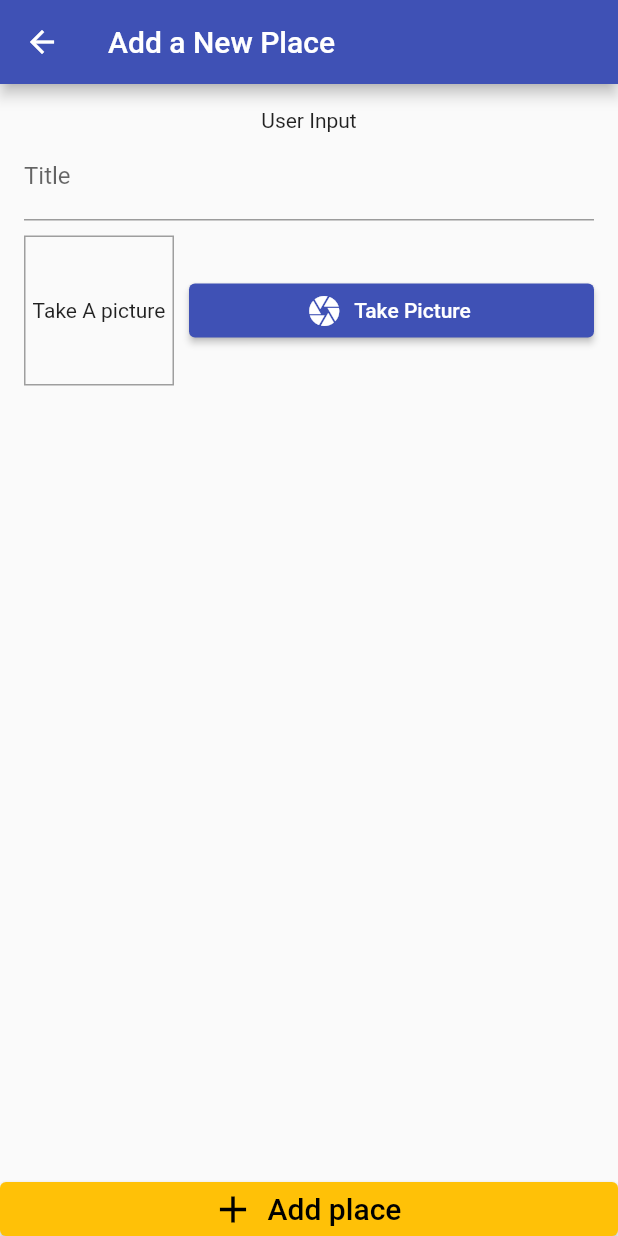
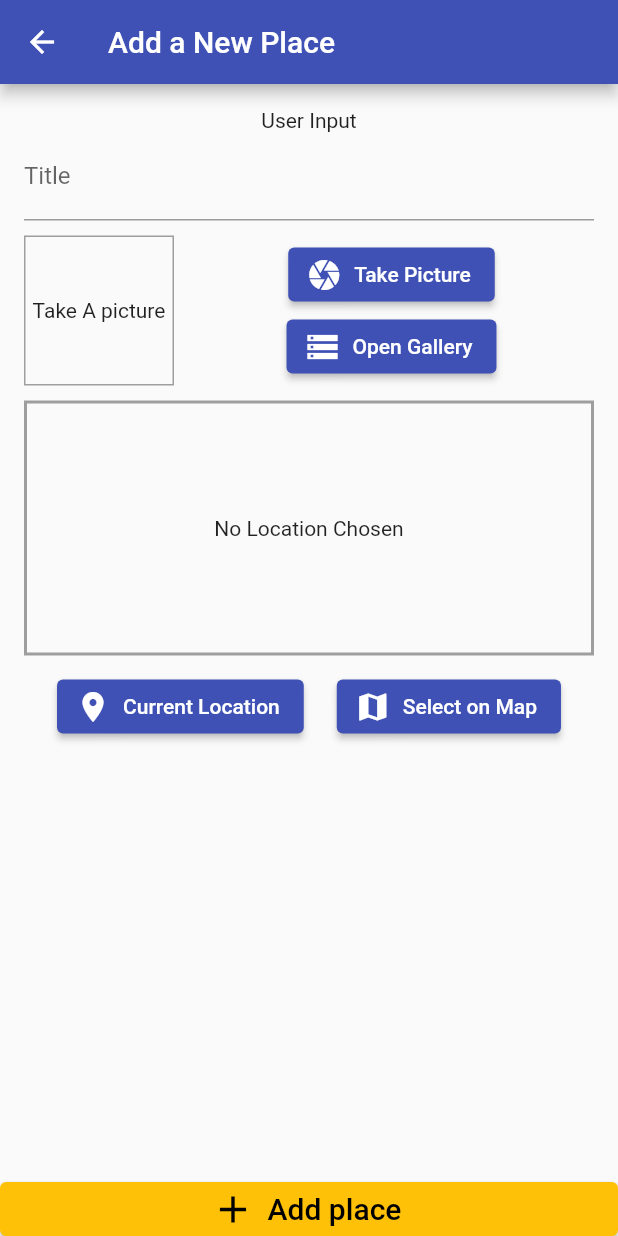
Before and after one commit to mazeneldeeb2/great_places, a Flutter app: the screen it shows after launch, after a tap on the "add" icon, on a phone screen of 412 x 824 dp. Run offline on Flutter 3.47's test engine with Material 2 defaults, Android fonts, the phone set to English and light mode, and no system bars; our stand-ins replace google_maps_flutter, image_picker, location, sqflite; accounts and stored records are empty.

```diff
--- a/lib/compenents/image_input.dart
+++ b/lib/compenents/image_input.dart
@@ -1,23 +1,38 @@
+import 'dart:io';
+
 import 'package:flutter/material.dart';
 import 'package:image_picker/image_picker.dart';
+import 'package:path_provider/path_provider.dart' as syspaths;
+import 'package:path/path.dart' as path;
 
 class ImageInput extends StatefulWidget {
-  const ImageInput({Key? key}) : super(key: key);
+  const ImageInput({Key? key, required this.onSelectImage}) : super(key: key);
+  final Function onSelectImage;
 
   @override
   State<ImageInput> createState() => _ImageInputState();
 }
 
 class _ImageInputState extends State<ImageInput> {
-  // ignore: prefer_typing_uninitialized_variables
-  var _image;
+  File? _storedImage;
 
-  Future<void> _takePicture() async {
-    final imagePicker = ImagePicker();
-    await imagePicker.pickImage(
-      source: ImageSource.gallery,
+  Future<void> _takePicture(source) async {
+    final picker = ImagePicker();
+    final imageFile = await picker.pickImage(
+      source: source,
       maxWidth: 600,
     );
+    if (imageFile == null) {
+      return;
+    }
+    final rlyImageFile = File(imageFile.path);
+    setState(() {
+      _storedImage = rlyImageFile;
+    });
+    final appDir = await syspaths.getApplicationDocumentsDirectory();
+    final fileName = path.basename(rlyImageFile.path);
+    final savedImage = await rlyImageFile.copy('${appDir.path}/$fileName');
+    widget.onSelectImage(savedImage);
   }
 
   @override
@@ -33,9 +48,9 @@ class _ImageInputState extends State<ImageInput> {
               color: Colors.grey,
             ),
           ),
-          child: _image != null
+          child: _storedImage != null
               ? Image.file(
-                  _image,
+                  _storedImage!,
                   fit: BoxFit.cover,
                 )
               : const Text(
@@ -48,11 +63,18 @@ class _ImageInputState extends State<ImageInput> {
           width: 10,
         ),
         Expanded(
-          child: ElevatedButton.icon(
-            onPressed: _takePicture,
-            icon: const Icon(Icons.camera),
-            label: const Text("Take Picture"),
-          ),
+          child: Column(children: [
+            ElevatedButton.icon(
+              onPressed: () => _takePicture(ImageSource.camera),
+              icon: const Icon(Icons.camera),
+              label: const Text("Take Picture"),
+            ),
+            ElevatedButton.icon(
+              onPressed: () => _takePicture(ImageSource.gallery),
+              icon: const Icon(Icons.storage),
+              label: const Text("Open Gallery"),
+            ),
+          ]),
         ),
       ],
     );
--- /dev/null
+++ b/lib/compenents/location_input.dart
@@ -0,0 +1,120 @@
+import 'package:flutter/material.dart';
+import 'package:google_maps_flutter/google_maps_flutter.dart';
+import 'package:great_places/helpers/location_helper.dart';
+import 'package:great_places/models/place.dart';
+import 'package:great_places/screens/map_screen.dart';
+import 'package:location/location.dart';
+
+class LocationInput extends StatefulWidget {
+  const LocationInput({Key? key, required this.onSelectPlace})
+      : super(key: key);
+  final Function onSelectPlace;
+
+  @override
+  State<LocationInput> createState() => _LocationInputState();
+}
+
+class _LocationInputState extends State<LocationInput> {
+  String? _previewImageUrl;
+  double? latitude;
+  double? longitude;
+  bool _isLoading = false;
+  void _showPreview(double lat, double lng) {
+    final staticMapImageUrl = LocationHelper.generateLocationPreviewImage(
+      latitude: lat,
+      longitude: lng,
+    );
+    setState(() {
+      _previewImageUrl = staticMapImageUrl;
+    });
+  }
+
+  Future<void> _getCurrentUserLocation() async {
+    try {
+      final locationData = await Location().getLocation();
+
+      _showPreview(locationData.latitude!, locationData.longitude!);
+      widget.onSelectPlace(locationData.latitude, locationData.longitude);
+    } catch (error) {
+      return;
+    }
+  }
+
+  Future<void> _selectOnMap() async {
+    setState(() {
+      _isLoading = true;
+    });
+    final userLocation = await Location().getLocation();
+    latitude = userLocation.latitude;
+    longitude = userLocation.longitude;
+    final LatLng selectedLocation = await Navigator.of(context).push(
+      MaterialPageRoute(
+        fullscreenDialog: true,
+        builder: (ctx) => MapScreen(
+          initialLocation:
+              PlaceLocation(latitude: latitude!, longitude: longitude!),
+          isSelecting: true,
+        ),
+      ),
+    );
+    setState(() {
+      _isLoading = false;
+    });
+    // ignore: unnecessary_null_comparison
+    if (selectedLocation == null) {
+      return;
+    }
+    _showPreview(selectedLocation.latitude, selectedLocation.longitude);
+    widget.onSelectPlace(selectedLocation.latitude, selectedLocation.longitude);
+  }
+
+  @override
+  Widget build(BuildContext context) {
+    return Column(
+      children: [
+        Container(
+          alignment: Alignment.center,
+          height: 170,
+          width: double.infinity,
+          decoration: BoxDecoration(
+            border: Border.all(
+              width: 2,
+              color: Colors.grey,
+            ),
+          ),
+          child: _previewImageUrl == null
+              ? const Text(
+                  "No Location Chosen",
+                  textAlign: TextAlign.center,
+                )
+              : Image.network(
+                  _previewImageUrl!,
+                  fit: BoxFit.cover,
+                ),
+        ),
+        const SizedBox(
+          height: 10,
+        ),
+        _isLoading
+            ? const Center(
+                child: CircularProgressIndicator(),
+              )
+            : Row(
+                mainAxisAlignment: MainAxisAlignment.spaceEvenly,
+                children: [
+                  ElevatedButton.icon(
+                    onPressed: _getCurrentUserLocation,
+                    icon: const Icon(Icons.location_on),
+                    label: const Text("Current Location"),
+                  ),
+                  ElevatedButton.icon(
+                    onPressed: _selectOnMap,
+                    icon: const Icon(Icons.map),
+                    label: const Text("Select on Map"),
+                  ),
+                ],
+              )
+      ],
+    );
+  }
+}
--- /dev/null
+++ b/lib/helpers/db_helper.dart
@@ -0,0 +1,28 @@
+import 'package:sqflite/sqflite.dart' as sql;
+import 'package:path/path.dart' as path;
+import 'package:sqflite/sqlite_api.dart';
+
+class DBHelper {
+  static Future<Database> database() async {
+    final dbPath = await sql.getDatabasesPath();
+    return sql.openDatabase(path.join(dbPath, 'places'),
+        onCreate: (db, version) {
+      return db.execute(
+          'CREATE TABLE user_places(id TEXT PRIMARY KEY, title TEXT, image TEXT, loc_lat REAl, loc_lng REAL, address TEXT)');
+    }, version: 1);
+  }
+
+  static Future<void> insert(String table, Map<String, Object> data) async {
+    final db = await DBHelper.database();
+    db.insert(
+      table,
+      data,
+      conflictAlgorithm: ConflictAlgorithm.replace,
+    );
+  }
+
+  static Future<List<Map<String, dynamic>>> getData(String table) async {
+    final db = await DBHelper.database();
+    return db.query(table);
+  }
+}
--- /dev/null
+++ b/lib/helpers/location_helper.dart
@@ -0,0 +1,23 @@
+// ignore: constant_identifier_names
+import 'dart:convert';
+
+import 'package:http/http.dart' as http;
+
+// ignore: constant_identifier_names
+const GOOGLE_API_KEY = 'AIzaSyD-snixe6ObHrGda_cpkg-M-zlLR4g228A';
+
+class LocationHelper {
+  static String generateLocationPreviewImage({
+    required double latitude,
+    required double longitude,
+  }) {
+    return 'https://maps.googleapis.com/maps/api/staticmap?center=$latitude,$longitude&zoom=16&size=600x300&maptype=roadmap&markers=color:red%7Clabel:A%7C$latitude,$longitude&key=$GOOGLE_API_KEY';
+  }
+
+  static Future<String> getPlaceAddress(double lat, double long) async {
+    final url = Uri.parse(
+        "https://maps.googleapis.com/maps/api/geocode/json?latlng=$lat,$long&key=$GOOGLE_API_KEY");
+    final response = await http.get(url);
+    return json.decode(response.body)['results'][0]['formatted_address'];
+  }
+}
--- a/lib/main.dart
+++ b/lib/main.dart
@@ -1,6 +1,7 @@
 import 'package:flutter/material.dart';
 import 'package:great_places/providers/great_places.dart';
 import 'package:great_places/screens/add_place_screen.dart';
+import 'package:great_places/screens/place_details.dart';
 import 'package:provider/provider.dart';
 
 import 'screens/places_list_screen.dart';
@@ -19,6 +20,7 @@ class MyApp extends StatelessWidget {
       child: MaterialApp(
         routes: {
           AddPlaceScreen.routeName: (context) => const AddPlaceScreen(),
+          PlaceDetails.routeName: (context) => const PlaceDetails(),
         },
         debugShowCheckedModeBanner: false,
         theme: ThemeData(
--- a/lib/models/place.dart
+++ b/lib/models/place.dart
@@ -1,11 +1,10 @@
-
 import 'dart:io';
 
 class Place {
   final String id;
   final String title;
   final File image;
-  final PlaceLocation location;
+  final PlaceLocation? location;
 
   Place(
       {required this.id,
@@ -17,7 +16,7 @@ class Place {
 class PlaceLocation {
   final double latitude;
   final double longitude;
-  final String address;
+  final String? address;
   PlaceLocation(
-      {required this.address, required this.latitude, required this.longitude});
+      {this.address, required this.latitude, required this.longitude});
 }
--- a/lib/providers/great_places.dart
+++ b/lib/providers/great_places.dart
@@ -1,10 +1,67 @@
-import 'package:flutter/cupertino.dart';
-import 'package:great_places/models/place.dart';
+import 'dart:io';
+
+import 'package:flutter/foundation.dart';
+import 'package:great_places/helpers/location_helper.dart';
+
+import '../models/place.dart';
+import '../helpers/db_helper.dart';
 
 class GreatPlaces with ChangeNotifier {
-  final List<Place> _places = [];
+  List<Place> _places = [];
 
   List<Place> get places {
     return _places;
   }
+
+  Place findPlacebyId(String id) {
+    return _places.firstWhere((element) => element.id == id);
+  }
+
+  Future<void> addPlace(
+    String pickedTitle,
+    File pickedImage,
+    PlaceLocation placeLocation,
+  ) async {
+    final address = await LocationHelper.getPlaceAddress(
+        placeLocation.latitude, placeLocation.longitude);
+    final updateLocation = PlaceLocation(
+        latitude: placeLocation.latitude,
+        longitude: placeLocation.longitude,
+        address: address);
+    final newPlace = Place(
+      id: DateTime.now().toString(),
+      image: pickedImage,
+      title: pickedTitle,
+      location: updateLocation,
+    );
+    _places.add(newPlace);
+    notifyListeners();
+    DBHelper.insert('user_places', {
+      'id': newPlace.id,
+      'title': newPlace.title,
+      'image': newPlace.image.path,
+      'loc_lat': newPlace.location!.latitude,
+      'loc_lng': newPlace.location!.longitude,
+      'address': newPlace.location!.address!,
+    });
+  }
+
+  Future<void> fetchAndSetPlaces() async {
+    final dataList = await DBHelper.getData('user_places');
+    _places = dataList
+        .map(
+          (item) => Place(
+            id: item['id'],
+            title: item['title'],
+            image: File(item['image']),
+            location: PlaceLocation(
+              latitude: item['loc_lat'],
+              longitude: item['loc_lng'],
+              address: item['address'],
+            ),
+          ),
+        )
+        .toList();
+    notifyListeners();
+  }
 }
--- a/lib/screens/add_place_screen.dart
+++ b/lib/screens/add_place_screen.dart
@@ -1,5 +1,11 @@
+import 'dart:io';
+
 import 'package:flutter/material.dart';
 import 'package:great_places/compenents/image_input.dart';
+import 'package:great_places/compenents/location_input.dart';
+import 'package:great_places/models/place.dart';
+import 'package:great_places/providers/great_places.dart';
+import 'package:provider/provider.dart';
 
 class AddPlaceScreen extends StatefulWidget {
   const AddPlaceScreen({Key? key}) : super(key: key);
@@ -11,6 +17,25 @@ class AddPlaceScreen extends StatefulWidget {
 
 class _AddPlaceScreenState extends State<AddPlaceScreen> {
   final _titleController = TextEditingController();
+  File? _pickedImage;
+  PlaceLocation? _pickedLocation;
+  void _selectedImage(File pickedImage) {
+    _pickedImage = pickedImage;
+  }
+
+  void _selectPlace(double lat, double long) {
+    _pickedLocation = PlaceLocation(latitude: lat, longitude: long);
+  }
+
+  void _savePlace() {
+    if (_titleController.text.isEmpty || _pickedImage == null || _pickedLocation == null) {
+      return;
+    }
+    Provider.of<GreatPlaces>(context, listen: false)
+        .addPlace(_titleController.text, _pickedImage!,_pickedLocation!);
+    Navigator.pop(context);
+  }
+
   @override
   Widget build(BuildContext context) {
     return Scaffold(
@@ -24,7 +49,8 @@ class _AddPlaceScreenState extends State<AddPlaceScreen> {
             child: SingleChildScrollView(
               child: Padding(
                 padding: const EdgeInsets.all(16),
-                child: Column(children: [
+                child: Column(
+                  children: [
                     const Text("User Input"),
                     TextField(
                       decoration: const InputDecoration(
@@ -35,8 +61,17 @@ class _AddPlaceScreenState extends State<AddPlaceScreen> {
                     const SizedBox(
                       height: 10,
                     ),
-                  const ImageInput()
-                ]),
+                    ImageInput(
+                      onSelectImage: _selectedImage,
+                    ),
+                    const SizedBox(
+                      height: 10,
+                    ),
+                    LocationInput(
+                      onSelectPlace: _selectPlace,
+                    ),
+                  ],
+                ),
               ),
             ),
           ),
@@ -45,7 +80,7 @@ class _AddPlaceScreenState extends State<AddPlaceScreen> {
               tapTargetSize: MaterialTapTargetSize.shrinkWrap,
               backgroundColor: MaterialStateProperty.all(Colors.amber),
             ),
-            onPressed: () {},
+            onPressed: _savePlace,
             icon: const Icon(
               Icons.add,
               color: Colors.black,
--- a/lib/screens/places_list_screen.dart
+++ b/lib/screens/places_list_screen.dart
@@ -1,5 +1,8 @@
 import 'package:flutter/material.dart';
+import 'package:great_places/providers/great_places.dart';
 import 'package:great_places/screens/add_place_screen.dart';
+import 'package:great_places/screens/place_details.dart';
+import 'package:provider/provider.dart';
 
 class PlacesListScreen extends StatelessWidget {
   const PlacesListScreen({Key? key}) : super(key: key);
@@ -18,6 +21,40 @@ class PlacesListScreen extends StatelessWidget {
           ),
         ],
       ),
+      body: FutureBuilder(
+        future: Provider.of<GreatPlaces>(context, listen: false)
+            .fetchAndSetPlaces(),
+        builder: (context, snapshot) => snapshot.connectionState ==
+                ConnectionState.waiting
+            ? const Center(child: CircularProgressIndicator())
+            : Consumer<GreatPlaces>(
+                builder: (context, greatPlaces, child) {
+                  // ignore: prefer_is_empty
+                  return greatPlaces.places.length == 0
+                      ? const Center(child: Text("No Places yet"))
+                      : ListView.builder(
+                          itemCount: greatPlaces.places.length,
+                          itemBuilder: (context, index) => ListTile(
+                            leading: CircleAvatar(
+                              backgroundImage: FileImage(
+                                greatPlaces.places[index].image,
+                              ),
+                            ),
+                            title: Text(
+                              greatPlaces.places[index].title,
+                            ),
+                            subtitle: Text(
+                                greatPlaces.places[index].location!.address!),
+                            onTap: () {
+                              Navigator.pushNamed(
+                                  context, PlaceDetails.routeName,
+                                  arguments: greatPlaces.places[index].id);
+                            },
+                          ),
+                        );
+                },
+              ),
+      ),
     );
   }
 }
--- a/pubspec.yaml
+++ b/pubspec.yaml
@@ -36,6 +36,12 @@ dependencies:
   cupertino_icons: ^1.0.2
   provider: ^6.0.2
   image_picker: ^0.8.5
+  path: ^1.8.0
+  path_provider: ^2.0.9
+  sqflite: ^2.0.2+1
+  location: ^4.3.0
+  google_maps_flutter: ^2.1.4
+  http: ^0.13.4
 
 dev_dependencies:
   flutter_test:
```
Also changed, not shown: lib/screens/map_screen.dart (added, +58 -0 lines), lib/screens/place_details.dart (+60 -0 lines), pubspec.lock, 2 other files. Lines whose indentation alone changed are shown as unchanged.
